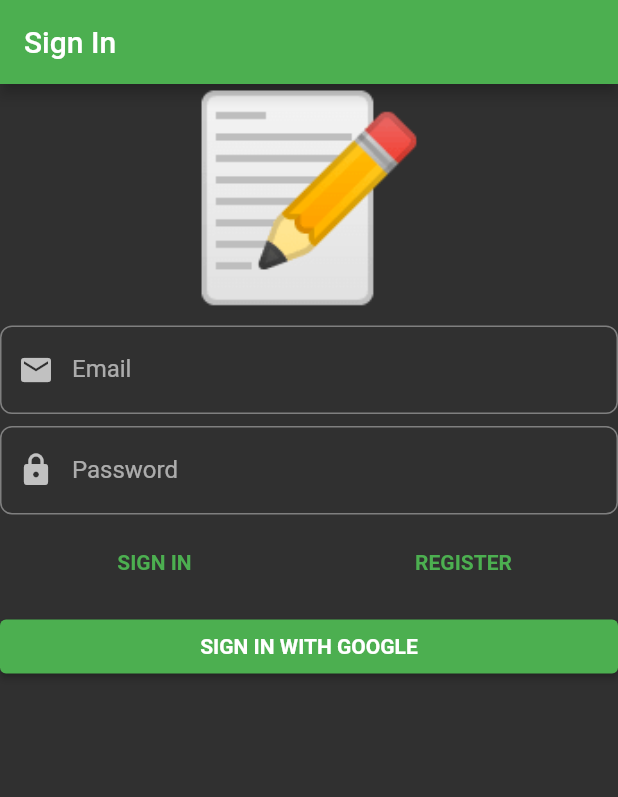
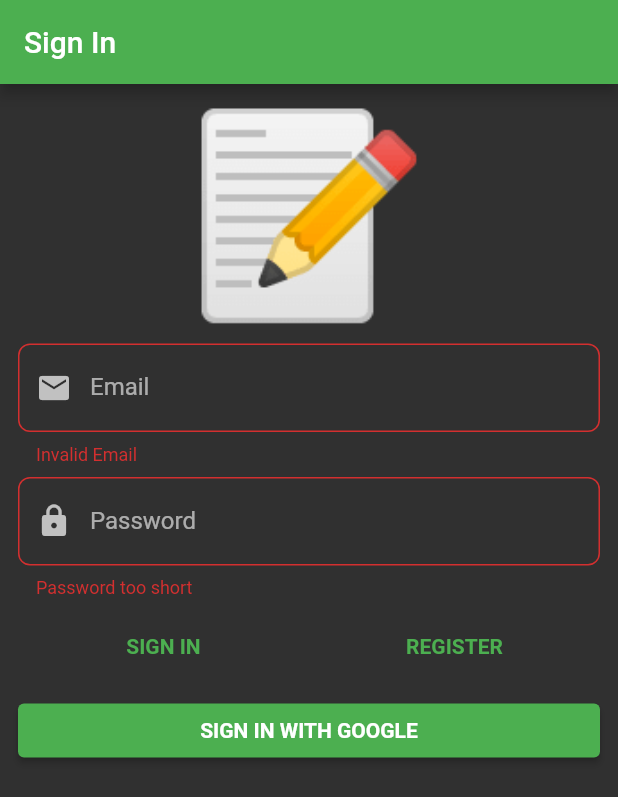
Before and after one commit to Biplab-Dutta/notes_app_DDD, a Flutter app: the screen it shows after launch, after a tap on "REGISTER", on a phone screen of 412 x 824 dp. Shown: the top 797 px of the screen. Run offline on Flutter 3.47's test engine with Material 2 defaults, Android fonts, the phone set to English and light mode, and no system bars; our stand-ins replace another_flushbar, bloc, cloud_firestore, dartz, equatable, firebase_auth and 6 more; accounts and stored records are empty.

Commit message:
Added password validation and snackbar

```diff
--- a/lib/presentation/sign_in/widgets/sign_in_form.dart
+++ b/lib/presentation/sign_in/widgets/sign_in_form.dart
@@ -1,5 +1,7 @@
+import 'package:another_flushbar/flushbar_helper.dart';
 import 'package:flutter/material.dart';
 import 'package:flutter_bloc/flutter_bloc.dart';
+
 import 'package:notes_app/application/auth/sign_in_form/sign_in_form_bloc.dart';
 
 class SignInForm extends StatelessWidget {
@@ -7,12 +9,36 @@ class SignInForm extends StatelessWidget {
 
   @override
   Widget build(BuildContext context) {
-    return BlocConsumer<SignInFormBloc, SignInFormState>(
-      listener: (context, state) {},
+    return Padding(
+      padding: const EdgeInsets.all(12.0),
+      child: BlocConsumer<SignInFormBloc, SignInFormState>(
+        listener: (context, state) {
+          state.authFailureOrSuccessOption.fold(
+            () {},
+            (either) => either.fold(
+              (authFailure) {
+                FlushbarHelper.createError(
+                  message: authFailure.map(
+                    cancelledByUser: (_) => 'Google sign in cancelled!',
+                    serverError: (_) => 'Server Error!',
+                    emailAlreadyInUse: (_) => 'Email already in use!',
+                    invalidEmailAndPassword: (_) =>
+                        'Invaid email and password combination!',
+                  ),
+                ).show(context);
+              },
+              (_) {
+                //TODO: Navigation to home screen
+              },
+            ),
+          );
+        },
         builder: (context, state) {
-        return Form(
+          return GestureDetector(
+            onTap: () => FocusManager.instance.primaryFocus?.unfocus(),
+            child: Form(
               autovalidateMode: state.showErrorMessages == true
-              ? AutovalidateMode.onUserInteraction
+                  ? AutovalidateMode.always
                   : AutovalidateMode.disabled,
               child: ListView(
                 children: [
@@ -27,6 +53,7 @@ class SignInForm extends StatelessWidget {
                     height: 8,
                   ),
                   TextFormField(
+                    keyboardType: TextInputType.emailAddress,
                     decoration: const InputDecoration(
                       prefixIcon: Icon(Icons.email),
                       labelText: 'Email',
@@ -97,7 +124,12 @@ class SignInForm extends StatelessWidget {
                       ),
                       Expanded(
                         child: TextButton(
-                      onPressed: () {},
+                          onPressed: () {
+                            context.read<SignInFormBloc>().add(
+                                  const SignInFormEvent
+                                      .registerWithEmailAndPasswordPressed(),
+                                );
+                          },
                           child: const Text(
                             'REGISTER',
                             style: TextStyle(
@@ -112,7 +144,11 @@ class SignInForm extends StatelessWidget {
                     height: 8,
                   ),
                   ElevatedButton(
-                onPressed: () {},
+                    onPressed: () {
+                      context.read<SignInFormBloc>().add(
+                            const SignInFormEvent.signInWithGooglePressed(),
+                          );
+                    },
                     child: const Text(
                       'SIGN IN WITH GOOGLE',
                       style: TextStyle(
@@ -122,8 +158,10 @@ class SignInForm extends StatelessWidget {
                   ),
                 ],
               ),
+            ),
           );
         },
+      ),
     );
   }
 }
--- a/pubspec.yaml
+++ b/pubspec.yaml
@@ -11,6 +11,7 @@ environment:
 dependencies:
   flutter:
     sdk: flutter
+  another_flushbar: ^1.10.23
   cloud_firestore: ^2.2.2
   dartz: ^0.10.0-nullsafety.2
   equatable: ^2.0.3
```
Also changed, not shown: pubspec.lock. Lines whose indentation alone changed are shown as unchanged.
